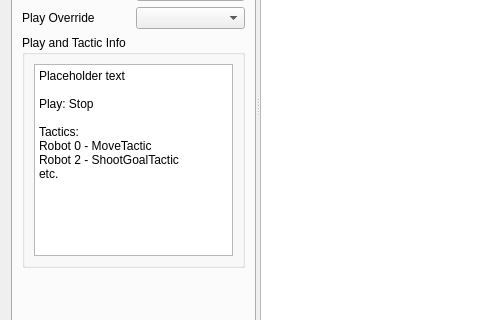
Qt form src/thunderbots/software/gui/ui/main_widget.ui (UBC-Thunderbots/Software) before a commit; both pictures show x 0 to 480 and y 179 to 499 of the 1271 by 789 pixel window.
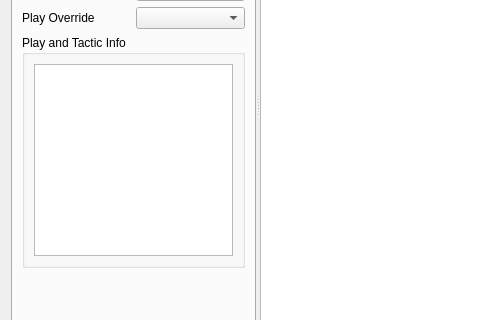
The same form after that commit. The open tabs and pages were chosen to show the change.

Commit message: play info connected

Diff of the .ui file:
```diff
--- a/src/thunderbots/software/gui/ui/main_widget.ui
+++ b/src/thunderbots/software/gui/ui/main_widget.ui
@@ -133,12 +133,7 @@
 &lt;html&gt;&lt;head&gt;&lt;meta name=&quot;qrichtext&quot; content=&quot;1&quot; /&gt;&lt;style type=&quot;text/css&quot;&gt;
 p, li { white-space: pre-wrap; }
 &lt;/style&gt;&lt;/head&gt;&lt;body style=&quot; font-family:'Sans Serif'; font-size:9pt; font-weight:400; font-style:normal;&quot;&gt;
-&lt;p style=&quot; margin-top:0px; margin-bottom:0px; margin-left:0px; margin-right:0px; -qt-block-indent:0; text-indent:0px;&quot;&gt;Placeholder text&lt;/p&gt;
-&lt;p style=&quot; margin-top:0px; margin-bottom:0px; margin-left:0px; margin-right:0px; -qt-block-indent:0; text-indent:0px;&quot;&gt;&lt;br /&gt;Play: Stop&lt;/p&gt;
-&lt;p style=&quot;-qt-paragraph-type:empty; margin-top:0px; margin-bottom:0px; margin-left:0px; margin-right:0px; -qt-block-indent:0; text-indent:0px;&quot;&gt;&lt;br /&gt;&lt;/p&gt;
-&lt;p style=&quot; margin-top:0px; margin-bottom:0px; margin-left:0px; margin-right:0px; -qt-block-indent:0; text-indent:0px;&quot;&gt;Tactics:&lt;br /&gt;Robot 0 - MoveTactic&lt;/p&gt;
-&lt;p style=&quot; margin-top:0px; margin-bottom:0px; margin-left:0px; margin-right:0px; -qt-block-indent:0; text-indent:0px;&quot;&gt;Robot 2 - ShootGoalTactic&lt;/p&gt;
-&lt;p style=&quot; margin-top:0px; margin-bottom:0px; margin-left:0px; margin-right:0px; -qt-block-indent:0; text-indent:0px;&quot;&gt;etc.&lt;/p&gt;&lt;/body&gt;&lt;/html&gt;</string>
+&lt;p style=&quot;-qt-paragraph-type:empty; margin-top:0px; margin-bottom:0px; margin-left:0px; margin-right:0px; -qt-block-indent:0; text-indent:0px;&quot;&gt;&lt;br /&gt;&lt;/p&gt;&lt;/body&gt;&lt;/html&gt;</string>
               </property>
              </widget>
             </item>
```
Left out of the diff: 6 changed lines with no effect on the pictures. The commit also changes 13 other files.
